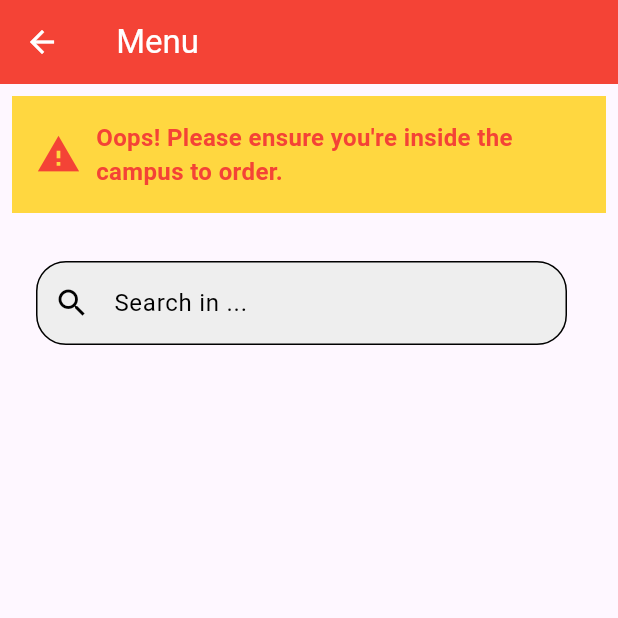
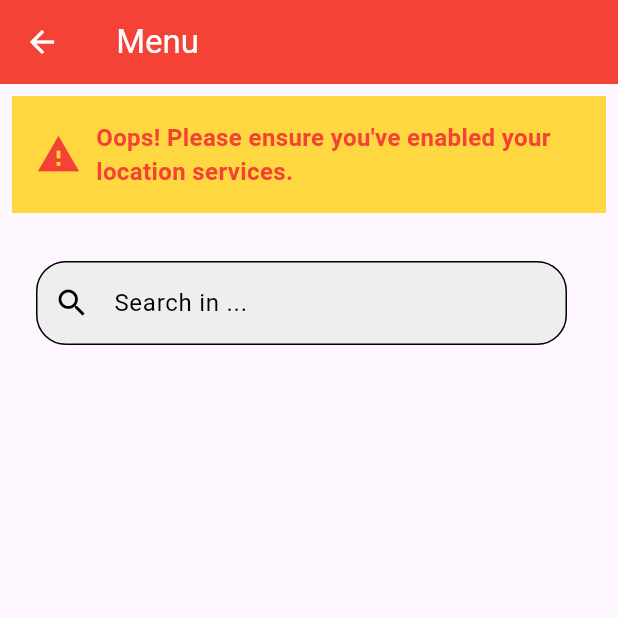
Before and after one commit to juniperus01/College-Canteen, a Flutter app: the CategoryMenuPage screen opened directly with empty values, on a phone screen of 412 x 824 dp, the top half of it. Run offline on Flutter 3.47's test engine with Material 3 defaults, Android fonts, the phone set to English and light mode, and no system bars; our stand-ins replace cloud_firestore, firebase_auth, firebase_core, google_maps_flutter; missing offline and left inert: dart:html; accounts and stored records are empty; statements that could not run were skipped.

```diff
--- a/lib/main.dart
+++ b/lib/main.dart
@@ -38,14 +38,16 @@ class MyApp extends StatefulWidget {
 class _MyAppState extends State<MyApp> {
   final GeofenceManager geofenceManager = GeofenceManager();
   bool isInsideGeofence = false; // Store the isInside value
+  bool locationAbleToTrack = false; // Track if location was able to be fetched
 
   @override
   void initState() {
     super.initState();
     // Call getCurrentLocation to retrieve user's location on app startup
-    geofenceManager.getCurrentLocation((isInside) {
+    geofenceManager.getCurrentLocation((isInside, isLocationAbleToTrack) {
       setState(() {
         isInsideGeofence = isInside; // Update the value of isInside
+        locationAbleToTrack = isLocationAbleToTrack; // Update location tracking status
       });
     });
   }
@@ -71,7 +73,10 @@ class _MyAppState extends State<MyApp> {
                     secondary: Colors.redAccent,
                   ),
                 ),
-          home: LoginPage(isInside: isInsideGeofence), // Pass the isInside value
+          home: LoginPage(
+            isInside: isInsideGeofence,
+            locationAbleToTrack: locationAbleToTrack, // Pass location tracking status
+          ),
           debugShowCheckedModeBanner: false,
         );
       },
@@ -82,7 +87,7 @@ class _MyAppState extends State<MyApp> {
 class GeofenceManager {
   LatLng? userLocation;
 
-  void getCurrentLocation(Function(bool) callback) { // Accept a callback
+  void getCurrentLocation(Function(bool, bool) callback) { // Accept a callback with two parameters
     if (html.window.navigator.geolocation != null) {
       html.window.navigator.geolocation.getCurrentPosition().then((position) {
         final lat = position.coords?.latitude;
@@ -98,19 +103,19 @@ class GeofenceManager {
           // Check if user is inside the geofence and call the callback
           bool isInside = _isInsideGeofence(userLocation!);
           print("Is inside geofence: $isInside"); // Debug print
-          callback(isInside); // Pass isInside to the callback
+          callback(isInside, true); // Pass isInside and true for location tracking
           _notifyUser(isInside);
         } else {
           print("Location coordinates are null.");
-          callback(false); // Pass false if coordinates are null
+          callback(false, false); // Pass false for both if coordinates are null
         }
       }).catchError((error) {
         print('Error getting location: $error');
-        callback(false); // Pass false on error
+        callback(false, false); // Pass false for both on error
       });
     } else {
       print('Geolocation is not supported by this browser.');
-      callback(false); // Pass false if geolocation is not supported
+      callback(false, false); // Pass false for both if geolocation is not supported
     }
   }
 
@@ -118,9 +123,8 @@ class GeofenceManager {
     const LatLng societyCoords = LatLng(19.006657, 73.015872);
     const LatLng somaiyaCoords = LatLng(19.0728, 72.8999);
 
-
-    const LatLng geofenceCenter = somaiyaCoords;
-    const double radius = 200; // Geofence radius in meters
+    const LatLng geofenceCenter = societyCoords;
+    const double radius = 600; // Geofence radius in meters
 
     // Calculate the distance from the geofence center to the user's location
     double distance = _haversineDistance(
--- a/lib/screens/User_Profile/profile_screen.dart
+++ b/lib/screens/User_Profile/profile_screen.dart
@@ -11,10 +11,13 @@ class UserProfilePage extends StatelessWidget {
   final String fullName;
   final String email;
   final String? imageUrl; // Nullable URL for the user's profile image
+  final bool isInside, locationAbleToTrack;
 
   UserProfilePage({
     required this.fullName,
     required this.email,
+    required this.isInside,
+    required this.locationAbleToTrack,
     this.imageUrl, // Optional parameter
   });
 
@@ -98,7 +101,7 @@ class UserProfilePage extends StatelessWidget {
                 await FirebaseAuth.instance.signOut(); // Log out from Firebase
                 Navigator.pushReplacement(
                   context,
-                  MaterialPageRoute(builder: (context) => LoginPage(isInside: true,)), // Navigate to Login Page
+                  MaterialPageRoute(builder: (context) => LoginPage(isInside: isInside, locationAbleToTrack: locationAbleToTrack,)), // Navigate to Login Page
                 );
               },
             ),
--- a/lib/screens/category_menu_page.dart
+++ b/lib/screens/category_menu_page.dart
@@ -8,9 +8,9 @@ class CategoryMenuPage extends StatefulWidget {
   final String category;
   final String user_email;
   final String user_role;
-  final bool isInside;
+  final bool isInside, locationAbleToTrack;
 
-  CategoryMenuPage({required this.category, required this.user_email, required this.user_role, required this.isInside});
+  CategoryMenuPage({required this.category, required this.user_email, required this.user_role, required this.isInside, required this.locationAbleToTrack});
 
   @override
   _CategoryMenuPageState createState() => _CategoryMenuPageState(email: user_email, role: user_role);
@@ -94,7 +94,7 @@ class _CategoryMenuPageState extends State<CategoryMenuPage> {
       body: Column(
         children: [
           // Show warning message if the user is outside the campus
-          if (!widget.isInside)
+          if (widget.locationAbleToTrack && !widget.isInside)
             Padding(
               padding: const EdgeInsets.all(8.0),
               child: Container(
@@ -106,7 +106,31 @@ class _CategoryMenuPageState extends State<CategoryMenuPage> {
                     SizedBox(width: 10), // Space between icon and text
                     Expanded(
                       child: Text(
-                        "Oops! Please ensure you're inside the campus to order.",
+                        "Oops! Please ensure you're inside the campus to place an order.",
+                        style: TextStyle(
+                          fontWeight: FontWeight.bold,
+                          color: Colors.red,
+                          fontSize: 16,
+                        ),
+                      ),
+                    ),
+                  ],
+                ),
+              ),
+            ),
+          if (!widget.locationAbleToTrack)
+            Padding(
+              padding: const EdgeInsets.all(8.0),
+              child: Container(
+                color: Colors.amberAccent, // Warning background color
+                padding: const EdgeInsets.all(16.0),
+                child: Row(
+                  children: [
+                    Icon(Icons.warning, color: Colors.red, size: 30), // Warning icon
+                    SizedBox(width: 10), // Space between icon and text
+                    Expanded(
+                      child: Text(
+                        "Oops! Please ensure you've enabled your location services.",
                         style: TextStyle(
                           fontWeight: FontWeight.bold,
                           color: Colors.red,
```
Also changed, not shown: lib/screens/login_page.dart (+4 -4 lines), lib/screens/menu_page.dart (+8 -7 lines), lib/screens/registration_page.dart (+13 -1 lines).
